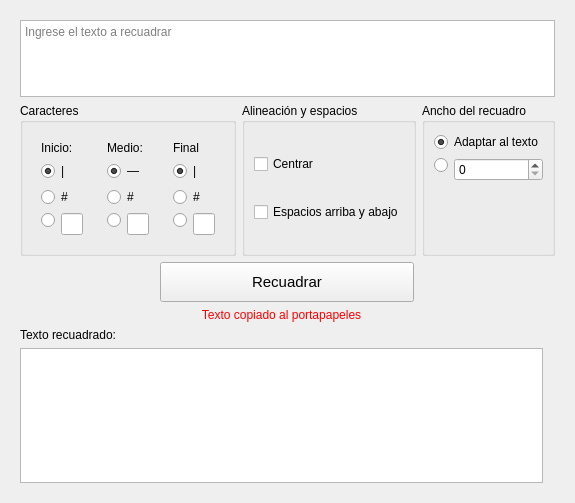
This is recuadrator.ui in angelogllrd/Recuadrator as Qt 5 draws it before an edit. The edited form follows.
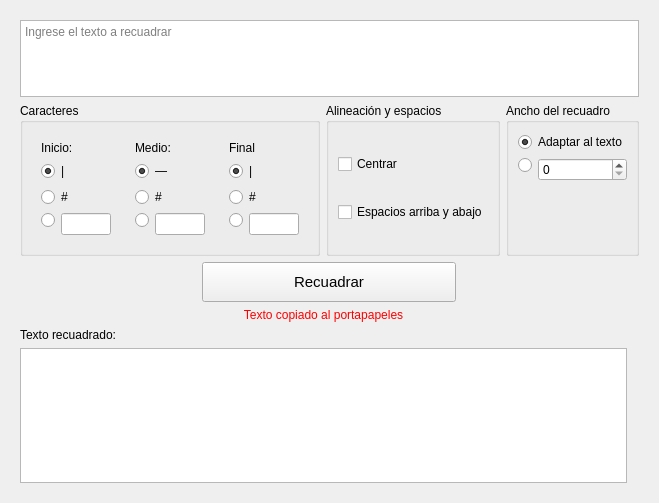
This is the edited form.

Commit message: fijado ancho de lineedits

What changed in the file:
```diff
--- a/recuadrator.ui
+++ b/recuadrator.ui
@@ -6,7 +6,7 @@
    <rect>
     <x>0</x>
     <y>0</y>
-    <width>574</width>
+    <width>641</width>
     <height>503</height>
    </rect>
   </property>
@@ -68,7 +68,20 @@
             <item>
              <layout class="QFormLayout" name="formLayout">
               <item row="0" column="1">
-               <widget class="QLineEdit" name="lineEdit_inicio"/>
+               <widget class="QLineEdit" name="lineEdit_inicio">
+                <property name="minimumSize">
+                 <size>
+                  <width>50</width>
+                  <height>0</height>
+                 </size>
+                </property>
+                <property name="maximumSize">
+                 <size>
+                  <width>50</width>
+                  <height>16777215</height>
+                 </size>
+                </property>
+               </widget>
               </item>
               <item row="0" column="0">
                <widget class="QRadioButton" name="radioButton">
@@ -112,7 +125,20 @@
             <item>
              <layout class="QFormLayout" name="formLayout_2">
               <item row="0" column="1">
-               <widget class="QLineEdit" name="lineEdit_medio"/>
+               <widget class="QLineEdit" name="lineEdit_medio">
+                <property name="minimumSize">
+                 <size>
+                  <width>50</width>
+                  <height>0</height>
+                 </size>
+                </property>
+                <property name="maximumSize">
+                 <size>
+                  <width>50</width>
+                  <height>16777215</height>
+                 </size>
+                </property>
+               </widget>
               </item>
               <item row="0" column="0">
                <widget class="QRadioButton" name="radioButton_2">
@@ -156,7 +182,20 @@
             <item>
              <layout class="QFormLayout" name="formLayout_3">
               <item row="0" column="1">
-               <widget class="QLineEdit" name="lineEdit_final"/>
+               <widget class="QLineEdit" name="lineEdit_final">
+                <property name="minimumSize">
+                 <size>
+                  <width>50</width>
+                  <height>0</height>
+                 </size>
+                </property>
+                <property name="maximumSize">
+                 <size>
+                  <width>50</width>
+                  <height>16777215</height>
+                 </size>
+                </property>
+               </widget>
               </item>
               <item row="0" column="0">
                <widget class="QRadioButton" name="radioButton_3">
```
